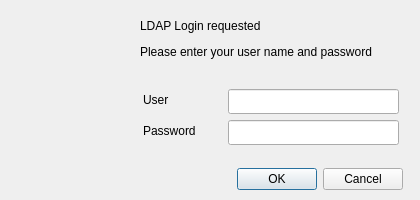
Before: the Qt Designer form icepapcms/gui/ldap/ui/login.ui in ALBA-Synchrotron/IcepapCMS, drawn with Qt 5.
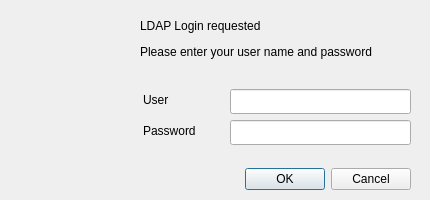
After: the same form once the commit is applied. Icons and pictures are not drawn.

```diff
--- a/icepapcms/gui/ldap/ui/login.ui
+++ b/icepapcms/gui/ldap/ui/login.ui
@@ -6,19 +6,19 @@
    <rect>
     <x>0</x>
     <y>0</y>
-    <width>420</width>
+    <width>430</width>
     <height>200</height>
    </rect>
   </property>
   <property name="minimumSize">
    <size>
-    <width>420</width>
+    <width>430</width>
     <height>200</height>
    </size>
   </property>
   <property name="maximumSize">
    <size>
-    <width>420</width>
+    <width>430</width>
     <height>200</height>
    </size>
   </property>
@@ -67,9 +67,9 @@
   <widget class="QLineEdit" name="user">
    <property name="geometry">
     <rect>
-     <x>228</x>
+     <x>230</x>
      <y>89</y>
-     <width>171</width>
+     <width>181</width>
      <height>25</height>
     </rect>
    </property>
@@ -83,9 +83,9 @@
   <widget class="QLineEdit" name="password">
    <property name="geometry">
     <rect>
-     <x>228</x>
+     <x>230</x>
      <y>120</y>
-     <width>171</width>
+     <width>181</width>
      <height>25</height>
     </rect>
    </property>
@@ -108,7 +108,7 @@
   <widget class="QDialogButtonBox" name="dialog_buttons">
    <property name="geometry">
     <rect>
-     <x>162</x>
+     <x>170</x>
      <y>167</y>
      <width>241</width>
      <height>24</height>
```
Left out of the diff: 2 changed lines with no effect on the pictures.
